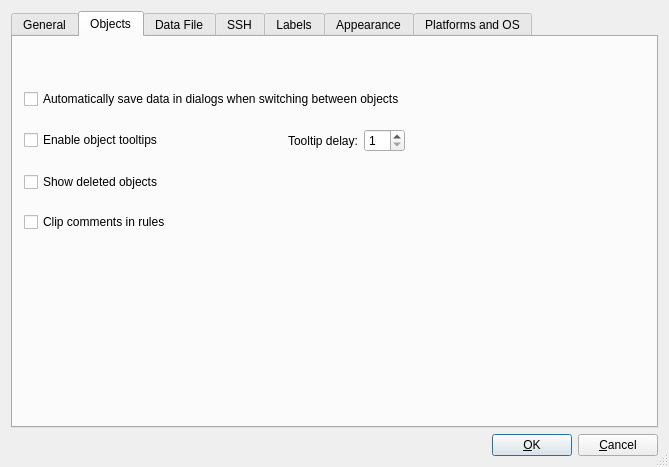
First picture: the form in src/gui/prefsdialog_q.ui, repository fwbuilder/fwbuilder, before the edit.
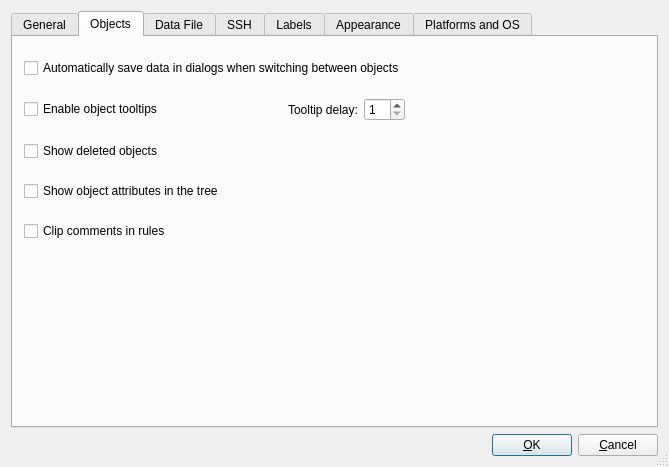
Second picture: the form after the edit. The open tabs and pages were chosen to show the change.

Commit message: fixes #486, #393  Implemented ability to show object attributes in the tree

```diff
--- a/src/gui/prefsdialog_q.ui
+++ b/src/gui/prefsdialog_q.ui
@@ -296,13 +296,20 @@
         </widget>
        </item>
        <item row="4" column="0" colspan="5" >
+        <widget class="QCheckBox" name="attributesInTree" >
+         <property name="text" >
+          <string>Show object attributes in the tree</string>
+         </property>
+        </widget>
+       </item>
+       <item row="5" column="0" colspan="5" >
         <widget class="QCheckBox" name="chClipComment" >
          <property name="text" >
           <string>Clip comments in rules</string>
          </property>
         </widget>
        </item>
-       <item row="5" column="2" >
+       <item row="6" column="2" >
         <spacer name="verticalSpacer" >
          <property name="orientation" >
           <enum>Qt::Vertical</enum>
```
Left out of the diff: 2 changed lines with no effect on the pictures. The commit also changes 13 other files.
